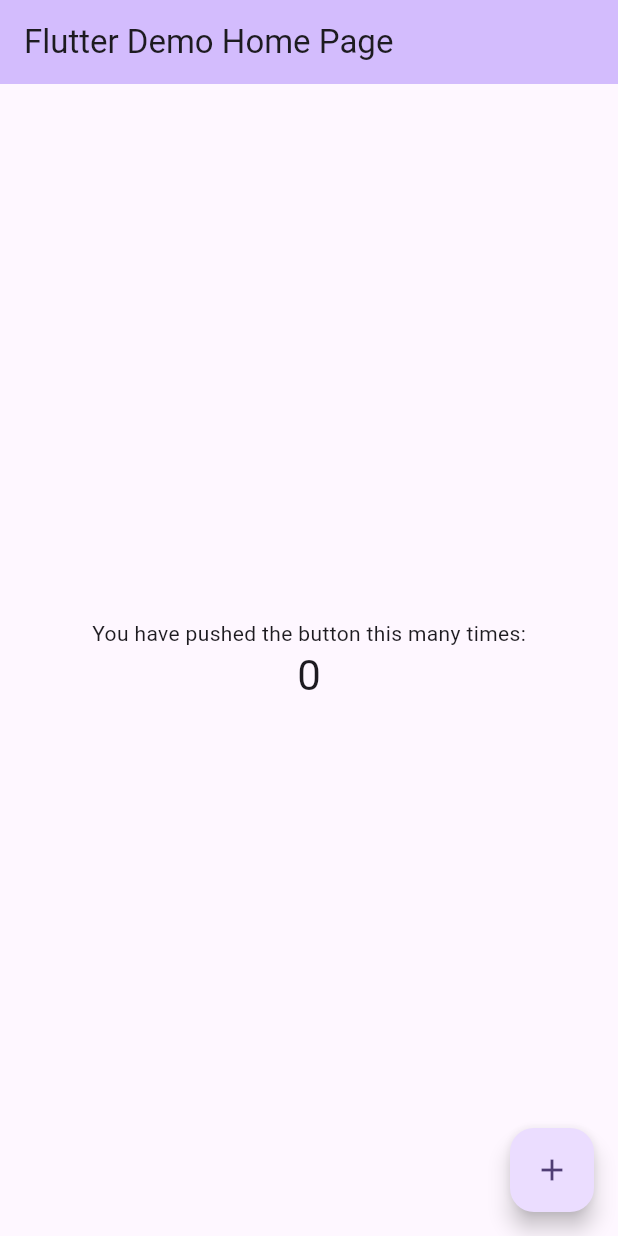
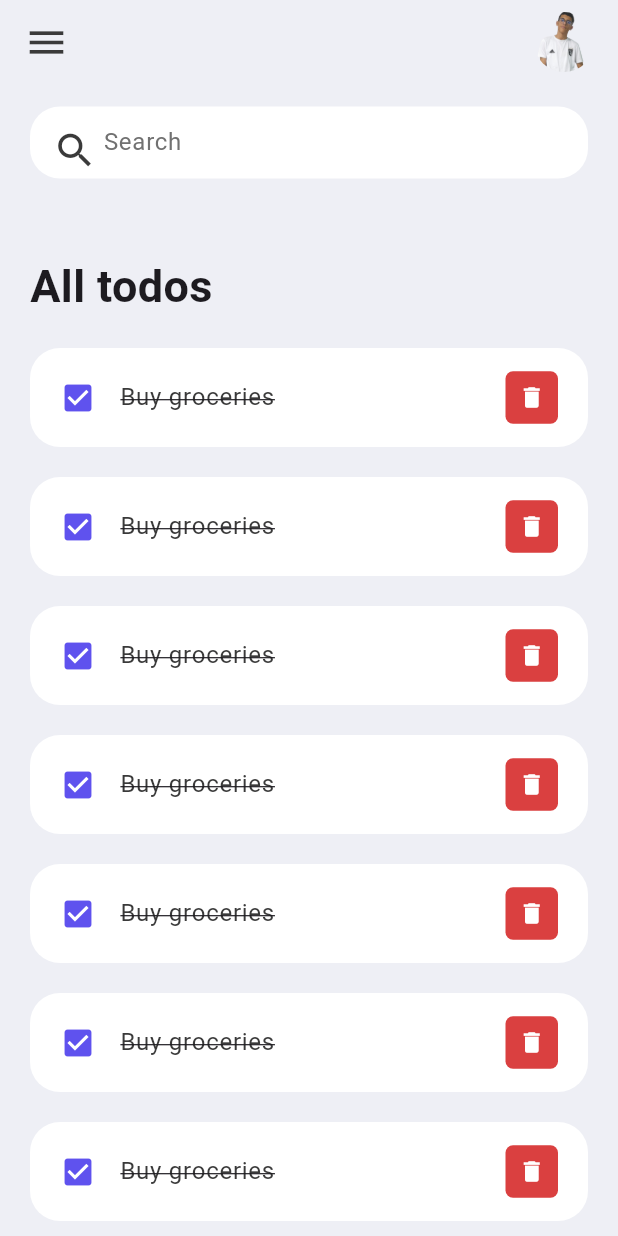
Before and after one commit to 066516/store_frontend, a Flutter app: the screen it shows after launch, on a phone screen of 412 x 824 dp. Run offline on Flutter 3.47's test engine with Material 3 defaults, Android fonts, the phone set to English and light mode, and no system bars.

Commit message:
create simple todo liste

```diff
--- /dev/null
+++ b/lib/constants/colors.dart
@@ -0,0 +1,9 @@
+import 'package:flutter/material.dart';
+
+const Color tdRed = Color(0xFFDA4040);
+const Color tdBlue = Color(0xFF5F52EE);
+
+const Color tdBlack = Color(0xFF3A3A3A);
+const Color tdGrey = Color(0xFF717171);
+
+const Color tdBGColor = Color(0xFFEEEFF5);
--- a/lib/main.dart
+++ b/lib/main.dart
@@ -1,4 +1,5 @@
 import 'package:flutter/material.dart';
+import 'package:store_frontend/screens/home.dart';
 
 void main() {
   runApp(const MyApp());
@@ -10,116 +11,10 @@
   // This widget is the root of your application.
   @override
   Widget build(BuildContext context) {
-    return MaterialApp(
-      title: 'Flutter Demo',
-      theme: ThemeData(
-        // This is the theme of your application.
-        //
-        // TRY THIS: Try running your application with "flutter run". You'll see
-        // the application has a purple toolbar. Then, without quitting the app,
-        // try changing the seedColor in the colorScheme below to Colors.green
-        // and then invoke "hot reload" (save your changes or press the "hot
-        // reload" button in a Flutter-supported IDE, or press "r" if you used
-        // the command line to start the app).
-        //
-        // Notice that the counter didn't reset back to zero; the application
-        // state is not lost during the reload. To reset the state, use hot
-        // restart instead.
-        //
-        // This works for code too, not just values: Most code changes can be
-        // tested with just a hot reload.
-        colorScheme: ColorScheme.fromSeed(seedColor: Colors.deepPurple),
-        useMaterial3: true,
-      ),
-      home: const MyHomePage(title: 'Flutter Demo Home Page'),
+    return const MaterialApp(
+      debugShowCheckedModeBanner: false,
+      title: 'ToDo App',
+      home: Home(),
     );
   }
 }
-
-class MyHomePage extends StatefulWidget {
-  const MyHomePage({super.key, required this.title});
-
-  // This widget is the home page of your application. It is stateful, meaning
-  // that it has a State object (defined below) that contains fields that affect
-  // how it looks.
-
-  // This class is the configuration for the state. It holds the values (in this
-  // case the title) provided by the parent (in this case the App widget) and
-  // used by the build method of the State. Fields in a Widget subclass are
-  // always marked "final".
-
-  final String title;
-
-  @override
-  State<MyHomePage> createState() => _MyHomePageState();
-}
-
-class _MyHomePageState extends State<MyHomePage> {
-  int _counter = 0;
-
-  void _incrementCounter() {
-    setState(() {
-      // This call to setState tells the Flutter framework that something has
-      // changed in this State, which causes it to rerun the build method below
-      // so that the display can reflect the updated values. If we changed
-      // _counter without calling setState(), then the build method would not be
-      // called again, and so nothing would appear to happen.
-      _counter++;
-    });
-  }
-
-  @override
-  Widget build(BuildContext context) {
-    // This method is rerun every time setState is called, for instance as done
-    // by the _incrementCounter method above.
-    //
-    // The Flutter framework has been optimized to make rerunning build methods
-    // fast, so that you can just rebuild anything that needs updating rather
-    // than having to individually change instances of widgets.
-    return Scaffold(
-      appBar: AppBar(
-        // TRY THIS: Try changing the color here to a specific color (to
-        // Colors.amber, perhaps?) and trigger a hot reload to see the AppBar
-        // change color while the other colors stay the same.
-        backgroundColor: Theme.of(context).colorScheme.inversePrimary,
-        // Here we take the value from the MyHomePage object that was created by
-        // the App.build method, and use it to set our appbar title.
-        title: Text(widget.title),
-      ),
-      body: Center(
-        // Center is a layout widget. It takes a single child and positions it
-        // in the middle of the parent.
-        child: Column(
-          // Column is also a layout widget. It takes a list of children and
-          // arranges them vertically. By default, it sizes itself to fit its
-          // children horizontally, and tries to be as tall as its parent.
-          //
-          // Column has various properties to control how it sizes itself and
-          // how it positions its children. Here we use mainAxisAlignment to
-          // center the children vertically; the main axis here is the vertical
-          // axis because Columns are vertical (the cross axis would be
-          // horizontal).
-          //
-          // TRY THIS: Invoke "debug painting" (choose the "Toggle Debug Paint"
-          // action in the IDE, or press "p" in the console), to see the
-          // wireframe for each widget.
-          mainAxisAlignment: MainAxisAlignment.center,
-          children: <Widget>[
-            const Text(
-              'You have pushed the button this many times:',
-            ),
-            Text(
-              '$_counter',
-              style: Theme.of(context).textTheme.headlineMedium,
-            ),
-          ],
-        ),
-      ),
-      floatingActionButton: FloatingActionButton(
-        onPressed: _incrementCounter,
-        tooltip: 'Increment',
-        child: const Icon(Icons.add),
-      ), // This trailing comma makes auto-formatting nicer for build methods.
-    );
-  }
-}
--- /dev/null
+++ b/lib/models/todo.dart
@@ -0,0 +1,34 @@
+class ToDo {
+  String? id;
+  String? todoText;
+  bool isDone;
+
+  ToDo({
+    required this.id,
+    required this.todoText,
+    this.isDone = false,
+  });
+
+  static List<ToDo> todoList() {
+    return [
+      ToDo(id: '01', todoText: 'Morning Excercise', isDone: true),
+      ToDo(id: '02', todoText: 'Buy Groceries', isDone: true),
+      ToDo(
+        id: '03',
+        todoText: 'Check Emails',
+      ),
+      ToDo(
+        id: '04',
+        todoText: 'Team Meeting',
+      ),
+      ToDo(
+        id: '05',
+        todoText: 'Work on mobile apps for 2 hour',
+      ),
+      ToDo(
+        id: '06',
+        todoText: 'Dinner with Jenny',
+      ),
+    ];
+  }
+}
--- /dev/null
+++ b/lib/screens/home.dart
@@ -0,0 +1,81 @@
+import 'package:flutter/material.dart';
+import 'package:store_frontend/constants/colors.dart';
+import 'package:store_frontend/widgets/todo_item.dart';
+
+class Home extends StatelessWidget {
+  const Home({super.key});
+
+  @override
+  Widget build(BuildContext context) {
+    return Scaffold(
+      backgroundColor: tdBGColor,
+      appBar: _buildAppBar(),
+      body: Container(
+        padding: EdgeInsets.symmetric(horizontal: 20, vertical: 15),
+        child: Column(children: [
+          SearchBox(),
+          Expanded(
+              child: ListView(
+            children: [
+              Container(
+                margin: EdgeInsets.only(top: 50, bottom: 20),
+                child: Text("All todos",
+                    style:
+                        TextStyle(fontSize: 30, fontWeight: FontWeight.bold)),
+              ),
+              TodoItem(),
+              TodoItem(),
+              TodoItem(),
+              TodoItem(),
+              TodoItem(),
+              TodoItem(),
+              TodoItem(),
+              TodoItem(),
+              TodoItem(),
+              TodoItem(),
+            ],
+          ))
+        ]),
+      ),
+    );
+  }
+
+  Widget SearchBox() {
+    return Container(
+        padding: EdgeInsets.symmetric(horizontal: 15),
+        decoration: BoxDecoration(
+            color: Colors.white, borderRadius: BorderRadius.circular(20)),
+        child: TextField(
+          decoration: InputDecoration(
+              contentPadding: EdgeInsets.all(0),
+              prefixIcon: Icon(Icons.search, color: tdBlack, size: 30),
+              prefixIconConstraints:
+                  BoxConstraints(maxHeight: 20, minWidth: 25),
+              border: InputBorder.none,
+              hintText: 'Search',
+              hintStyle: TextStyle(color: tdGrey)),
+        ));
+  }
+
+  AppBar _buildAppBar() {
+    return AppBar(
+      backgroundColor: tdBGColor,
+      elevation: 0,
+      title: Row(mainAxisAlignment: MainAxisAlignment.spaceBetween, children: [
+        Icon(
+          Icons.menu,
+          color: tdBlack,
+          size: 30,
+        ),
+        Container(
+          height: 40,
+          width: 40,
+          child: ClipRRect(
+            borderRadius: BorderRadius.circular(20),
+            child: Image.asset('assets/images/me.png'),
+          ),
+        )
+      ]),
+    );
+  }
+}
--- /dev/null
+++ b/lib/widgets/todo_item.dart
@@ -0,0 +1,42 @@
+import 'package:flutter/material.dart';
+import 'package:store_frontend/constants/colors.dart';
+
+class TodoItem extends StatelessWidget {
+  const TodoItem({super.key});
+
+  @override
+  Widget build(BuildContext context) {
+    return Container(
+      margin: EdgeInsets.only(bottom: 20),
+      child: ListTile(
+        onTap: () {},
+        shape: RoundedRectangleBorder(borderRadius: BorderRadius.circular(20)),
+        contentPadding: EdgeInsets.symmetric(horizontal: 20, vertical: 5),
+        tileColor: Colors.white,
+        leading: Icon(
+          Icons.check_box,
+          color: tdBlue,
+        ),
+        title: Text(
+          "Buy groceries",
+          style: TextStyle(
+              fontSize: 16,
+              color: tdBlack,
+              decoration: TextDecoration.lineThrough),
+        ),
+        trailing: Container(
+          height: 35,
+          width: 35,
+          decoration: BoxDecoration(
+              color: tdRed, borderRadius: BorderRadius.circular(5)),
+          child: IconButton(
+            color: Colors.white,
+            iconSize: 18,
+            icon: Icon(Icons.delete),
+            onPressed: () {},
+          ),
+        ),
+      ),
+    );
+  }
+}
```
Also changed, not shown: pubspec.yaml (+4 -5 lines), assets/images/me.png (added).
